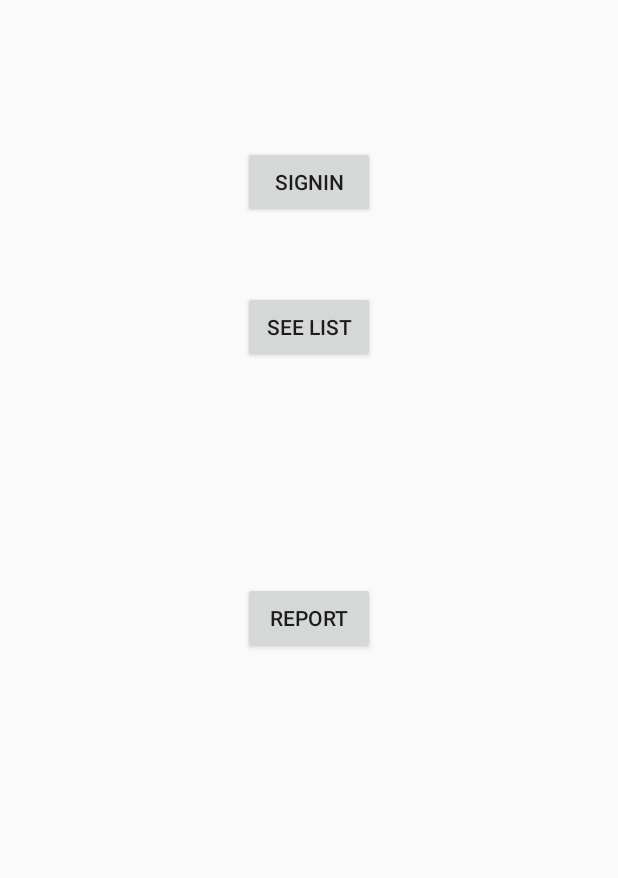
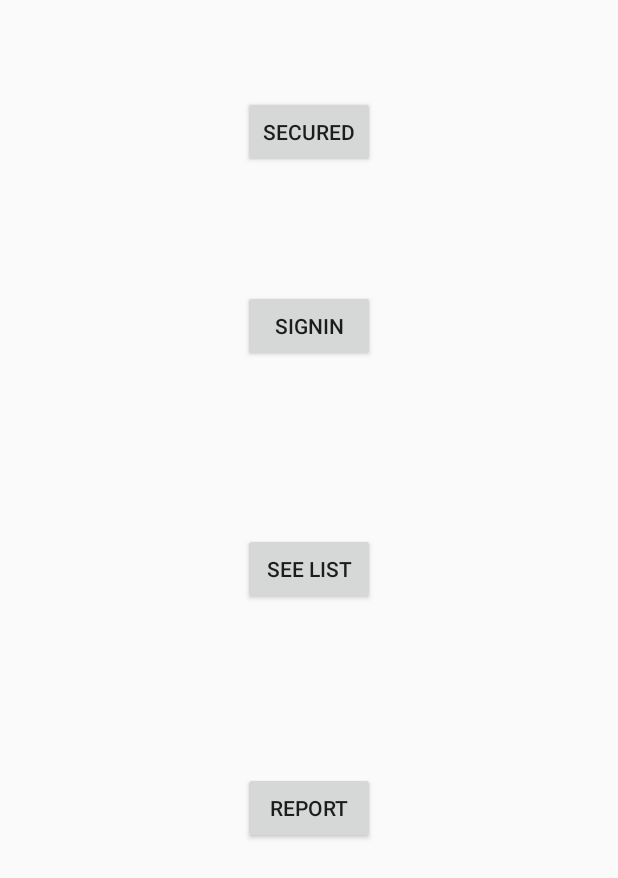
Before and after one commit to CodeTanzania/open311-android-library, an Android app: the screen it shows after launch (HomeActivity), on a phone screen of 412 x 824 dp. Shown: the top 878 px of the screen. Run offline under Robolectric (Android 15) with nearby library versions, the phone set to English and light mode, and no system bars; our stand-ins replace RxJava; network calls fail.

Commit message:
add SecuredCompactActivity for other activity to use

```diff
--- a/app/src/main/AndroidManifest.xml
+++ b/app/src/main/AndroidManifest.xml
@@ -18,6 +18,7 @@
                 <category android:name="android.intent.category.LAUNCHER" />
             </intent-filter>
         </activity>
+        <activity android:name=".SecuredActivity"></activity>
     </application>
 
 </manifest>
--- a/app/src/main/java/com/example/krtonga/simplemajifixapp/HomeActivity.java
+++ b/app/src/main/java/com/example/krtonga/simplemajifixapp/HomeActivity.java
@@ -14,6 +14,7 @@ import com.example.majifix311.ui.auth.SigninActivity;
 public class HomeActivity extends FragmentActivity implements View.OnClickListener {
     private Button mReportButton;
     private Button mSignInButton;
+    private Button mSecuredActivityButton;
     private Button mListButton;
 
     @Override
@@ -23,9 +24,11 @@ public class HomeActivity extends FragmentActivity implements View.OnClickListen
 
         mReportButton = (Button) findViewById(R.id.btn_report);
         mSignInButton = (Button) findViewById(R.id.btn_signin);
+        mSecuredActivityButton = (Button) findViewById(R.id.btn_secured_activity);
         mListButton = (Button) findViewById(R.id.btn_list);
         mReportButton.setOnClickListener(this);
         mSignInButton.setOnClickListener(this);
+        mSecuredActivityButton.setOnClickListener(this);
         mListButton.setOnClickListener(this);
 
         MajiFix.setup(getApplicationContext());
@@ -42,6 +45,10 @@ public class HomeActivity extends FragmentActivity implements View.OnClickListen
                 Intent startSignInIntent = new Intent(this, SigninActivity.class);
                 startActivity(startSignInIntent);
                 break;
+            case R.id.btn_secured_activity:
+                Intent startSecuredActivityIntent = new Intent(this, SecuredActivity.class);
+                startActivity(startSecuredActivityIntent);
+                break;
             case R.id.btn_list:
                 Intent startListIntent = new Intent(this, ProblemListActivity.class);
                 startActivity(startListIntent);
--- a/app/src/main/res/layout/activity_home.xml
+++ b/app/src/main/res/layout/activity_home.xml
@@ -14,7 +14,8 @@
         app:layout_constraintBottom_toBottomOf="parent"
         app:layout_constraintLeft_toLeftOf="parent"
         app:layout_constraintRight_toRightOf="parent"
-        app:layout_constraintTop_toTopOf="parent" />
+        app:layout_constraintTop_toTopOf="parent"
+        app:layout_constraintVertical_bias="0.663" />
 
     <Button
         android:id="@+id/btn_list"
@@ -24,7 +25,8 @@
         app:layout_constraintBottom_toBottomOf="@id/btn_report"
         app:layout_constraintLeft_toLeftOf="parent"
         app:layout_constraintRight_toRightOf="parent"
-        app:layout_constraintTop_toTopOf="parent" />
+        app:layout_constraintTop_toTopOf="parent"
+        app:layout_constraintVertical_bias="0.69" />
 
     <Button
         android:id="@+id/btn_signin"
@@ -34,6 +36,18 @@
         app:layout_constraintBottom_toBottomOf="@id/btn_list"
         app:layout_constraintLeft_toLeftOf="parent"
         app:layout_constraintRight_toRightOf="parent"
-        app:layout_constraintTop_toTopOf="parent" />
+        app:layout_constraintTop_toTopOf="parent"
+        app:layout_constraintVertical_bias="0.544" />
+
+    <Button
+        android:id="@+id/btn_secured_activity"
+        android:layout_width="wrap_content"
+        android:layout_height="wrap_content"
+        android:text="@string/secured_activity"
+        app:layout_constraintBottom_toBottomOf="@id/btn_signin"
+        app:layout_constraintLeft_toLeftOf="parent"
+        app:layout_constraintRight_toRightOf="parent"
+        app:layout_constraintTop_toTopOf="parent"
+        app:layout_constraintVertical_bias="0.33" />
 
 </android.support.constraint.ConstraintLayout>
--- a/app/src/main/res/values/strings.xml
+++ b/app/src/main/res/values/strings.xml
@@ -2,4 +2,5 @@
     <string name="app_name">SimpleMajifixApp</string>
     <string name="report_issue">Report</string>
     <string name="see_list">See List</string>
+    <string name="secured_activity">Secured</string>
 </resources>
--- a/majifix311/src/main/AndroidManifest.xml
+++ b/majifix311/src/main/AndroidManifest.xml
@@ -20,7 +20,7 @@
             android:name=".ui.ProblemListActivity"
             android:label=""
             android:launchMode="singleTask" />
-        <activity android:name=".ui.auth.SecureActivity" />
+        <activity android:name=".ui.auth.SecureCompactActivity" />
         <activity android:name=".ui.auth.SigninActivity"></activity>
     </application>
 
--- a/majifix311/src/main/res/layout/activity_signin.xml
+++ b/majifix311/src/main/res/layout/activity_signin.xml
@@ -1,12 +1,14 @@
 <?xml version="1.0" encoding="utf-8"?>
 <LinearLayout xmlns:android="http://schemas.android.com/apk/res/android"
+    xmlns:tools="http://schemas.android.com/tools"
     android:id="@+id/auth_layout"
     android:layout_width="match_parent"
     android:layout_height="match_parent"
     android:clipToPadding="true"
     android:fitsSystemWindows="true"
     android:orientation="vertical"
-    android:padding="@dimen/dimen_16dp">
+    android:padding="@dimen/dimen_16dp"
+    tools:context=".ui.auth.SigninActivity">
 
     <android.support.design.widget.TextInputLayout
         android:id="@+id/auth_til_email"
--- a/majifix311/src/main/res/values/strings.xml
+++ b/majifix311/src/main/res/values/strings.xml
@@ -27,6 +27,7 @@
     <string name="auth_error_invalid_password">Invalid Password</string>
     <string name="auth_error_invalid_credentials">Invalid e-mail or password</string>
     <string name="auth_error_not_connected">No Internet connection</string>
+    <string name="auth_error_not_signin">Signin required</string>
     <string name="auth_success_signin">Signin successfully</string>
 
 </resources>
```
Also changed, not shown: app/src/main/java/com/example/krtonga/simplemajifixapp/SecuredActivity.java (added, +22 -0 lines), app/src/main/res/layout/activity_secured.xml (added, +9 -0 lines), majifix311/src/main/java/com/example/majifix311/ui/auth/SecureCompactActivity.java (renamed from majifix311/src/main/java/com/example/majifix311/ui/auth/SecureActivity.java, +15 -3 lines).
